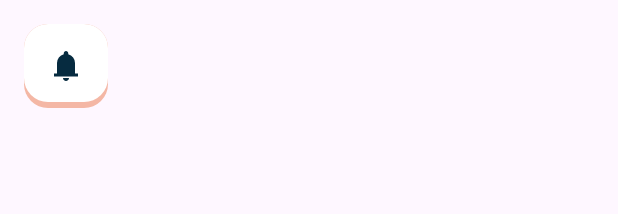
After one commit to MateusPitura/app-android-kidney, an Android app: the layout fragment_silent_button.xml on its own in the app's theme, with its tools: preview values and no code run, on a phone screen of 412 x 824 dp. The commit adds this screen. Shown: the top 214 px of the screen. Run offline under Robolectric (Android 15) with nearby library versions, the phone set to English and light mode, and no system bars.

Commit message:
feat: saving silent mode

```diff
--- a/app/src/main/java/com/example/my_kidney_app/Utils.kt
+++ b/app/src/main/java/com/example/my_kidney_app/Utils.kt
@@ -3,7 +3,9 @@ package com.example.my_kidney_app
 import android.util.Log
 
 class Utils {
-    fun log(content: Any){
+    public val sharedPreferencesKey = "KIDNEY_PREFERENCES"
+
+    fun log(content: Any) {
         Log.i("LOG", content.toString())
     }
 }
--- /dev/null
+++ b/app/src/main/res/layout/fragment_silent_button.xml
@@ -0,0 +1,15 @@
+<?xml version="1.0" encoding="utf-8"?>
+<FrameLayout xmlns:android="http://schemas.android.com/apk/res/android"
+    xmlns:tools="http://schemas.android.com/tools"
+    android:layout_width="wrap_content"
+    android:layout_height="wrap_content"
+    tools:context=".SilentButton">
+    <ImageButton
+        android:id="@+id/notifications"
+        android:layout_width="wrap_content"
+        android:layout_height="wrap_content"
+        android:layout_margin="16dp"
+        android:background="@drawable/solid_shadow_pink"
+        android:padding="16dp"
+        android:src="@drawable/notifications" />
+</FrameLayout>
```
Also changed, not shown: app/src/main/java/com/example/my_kidney_app/MainActivity.kt (+0 -35 lines), app/src/main/java/com/example/my_kidney_app/SilentButton.kt (added, +75 -0 lines), app/src/main/res/layout/activity_main.xml (+6 -9 lines).
